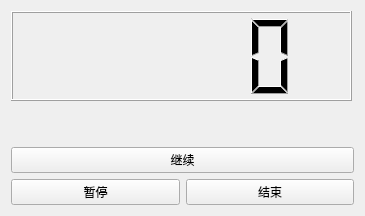
Before: the Qt Designer form designer/计时界面.ui in zhihao2020/Pomodoro, drawn with Qt 5.
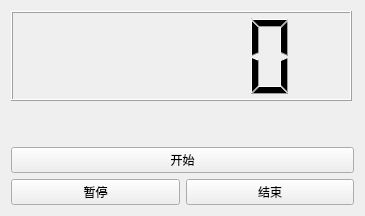
After: the same form once the commit is applied. Icons and pictures are not drawn.

Patch:
```diff
--- a/designer/计时界面.ui
+++ b/designer/计时界面.ui
@@ -55,7 +55,7 @@
      <item>
       <widget class="QPushButton" name="pushButton_3">
        <property name="text">
-        <string>继续</string>
+        <string>开始</string>
        </property>
       </widget>
      </item>
```
Left out of the diff: 8 changed lines with no effect on the pictures.
